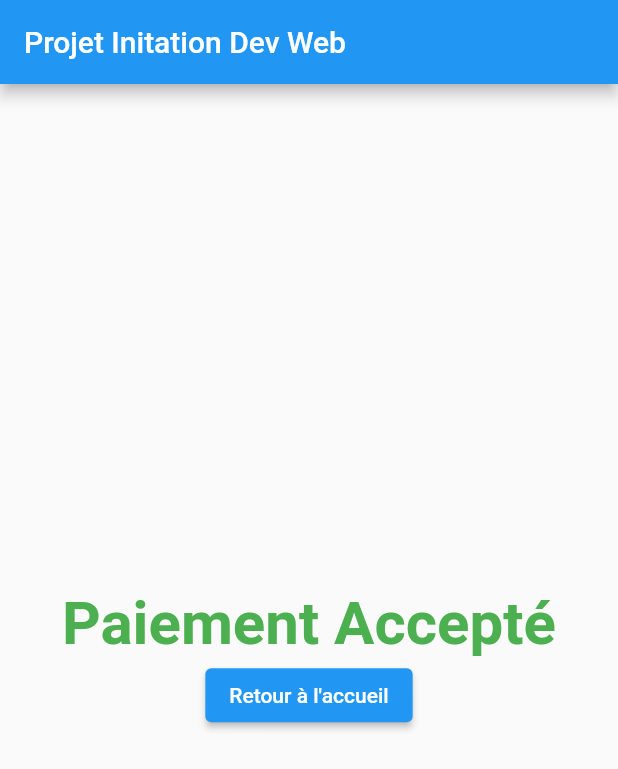
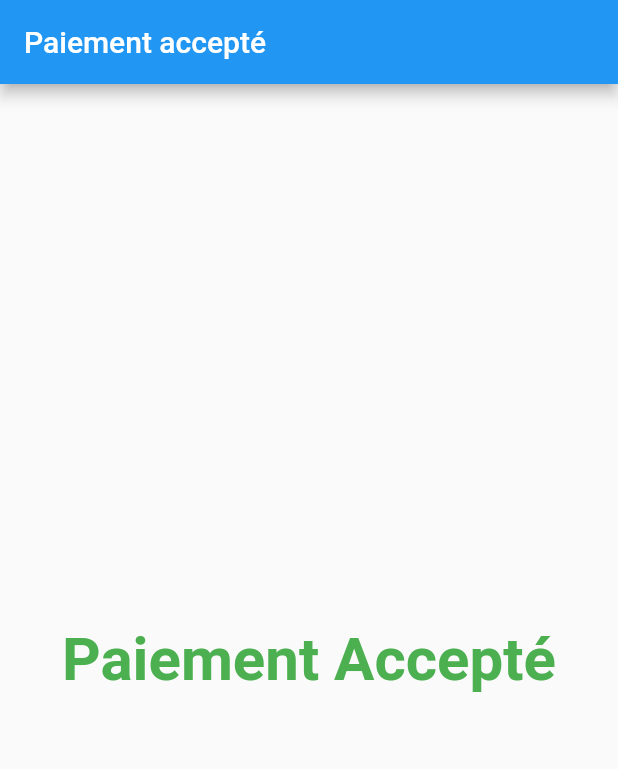
Before and after one commit to Ibrahim-Saleh-B/ProjetInitDevWeb, a Flutter app: the Paiement screen opened directly, on a phone screen of 412 x 824 dp. Shown: the top 769 px of the screen. Run offline on Flutter 3.47's test engine with Material 2 defaults, Android fonts, the phone set to English and light mode, and no system bars.

Commit message:
redirection automatique au bout de 2s après valdition du paiement

```diff
--- a/ProjetTest/lib/PaiementAccepte.dart
+++ b/ProjetTest/lib/PaiementAccepte.dart
@@ -7,7 +7,7 @@ class Paiement extends StatelessWidget {
   Widget build(BuildContext context) {
     return Scaffold(
       appBar: AppBar(
-        title: Text('Projet Initation Dev Web'),
+        title: Text('Paiement accepté'),
         automaticallyImplyLeading: false
 
       ),
@@ -25,15 +25,6 @@ class Paiement extends StatelessWidget {
                     fontWeight: FontWeight.bold,
                   ),
                 ),
-                ElevatedButton
-                (
-                  child: Text('Retour à l\'accueil'),
-                  onPressed: () {
-                    Navigator.push(
-                    context, MaterialPageRoute(builder: (context) => FirstRoute()),
-                    );
-                  },
-                ),
               ],
             ),
         ),
--- a/ProjetTest/lib/imageSC.dart
+++ b/ProjetTest/lib/imageSC.dart
@@ -1,5 +1,6 @@
 import 'package:flutter/material.dart';
 import 'PaiementAccepte.dart';
+import 'main.dart';
 
 class ImageContactLess extends StatelessWidget {
   final String montant;
@@ -10,7 +11,7 @@ class ImageContactLess extends StatelessWidget {
   Widget build(BuildContext context) {
     return Scaffold(
       appBar: AppBar(
-        title: Text('Projet Initation Dev Web'),
+        title: Text('Paiement'),
       ),
       body: SafeArea(
         child: Row(
@@ -46,6 +47,9 @@ class ImageContactLess extends StatelessWidget {
                             context,
                             MaterialPageRoute(builder: (context) => Paiement()),
                           );
+                          Future.delayed(Duration(seconds: 2), () {
+                            Navigator.push(context, MaterialPageRoute(builder: (context) => FirstRoute()));
+                          });
                         },
                       )
                     ]
--- a/ProjetTest/lib/profile.dart
+++ b/ProjetTest/lib/profile.dart
@@ -6,7 +6,7 @@ class Profile extends StatelessWidget {
   Widget build(BuildContext context) {
     return Scaffold(
       appBar: AppBar(
-        title: Text("Profile"),
+        title: Text("Profil"),
       ),
       body: SafeArea(
         child: Row(
--- a/ProjetTest/lib/secondroute.dart
+++ b/ProjetTest/lib/secondroute.dart
@@ -7,7 +7,7 @@ class SecondRoute extends StatelessWidget {
   Widget build(BuildContext context) {
     return Scaffold(
       appBar: AppBar(
-        title: Text("Second Route"),
+        title: Text("Saisie"),
         actions: <Widget>[
           IconButton(
             icon: Icon(
```
